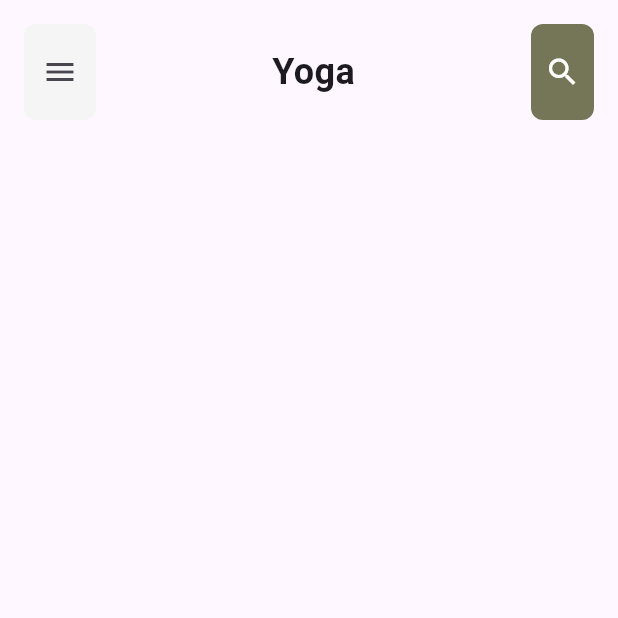
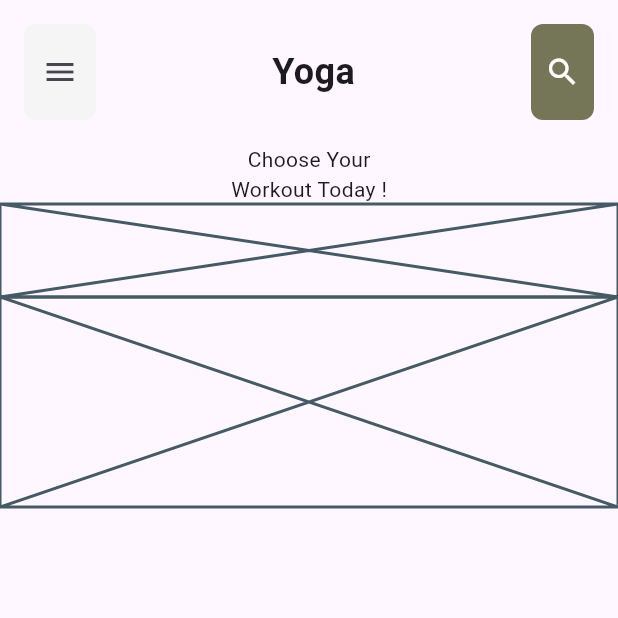
Before and after one commit to JAICHANGPARK/flutter_notebook_chapter_36, a Flutter app: the YogaHomePage screen opened directly, on a phone screen of 412 x 824 dp, the top half of it. Run offline on Flutter 3.47's test engine with Material 3 defaults, Android fonts, the phone set to English and light mode, and no system bars; our stand-ins replace gap.

Commit message:
Update yoga_home_page.dart

```diff
--- a/lib/ep1817_yoga_app/view/yoga_home_page.dart
+++ b/lib/ep1817_yoga_app/view/yoga_home_page.dart
@@ -61,6 +61,16 @@ class _YogaHomePageState extends State<YogaHomePage> {
                 ],
               ),
             ),
+            Text("Choose Your"),
+            Text("Workout Today !"),
+            SizedBox(
+              height: 62,
+              child: Placeholder(),
+            ),
+            SizedBox(
+              height: 140,
+              child: Placeholder(),
+            )
           ],
         ),
       ),
```
